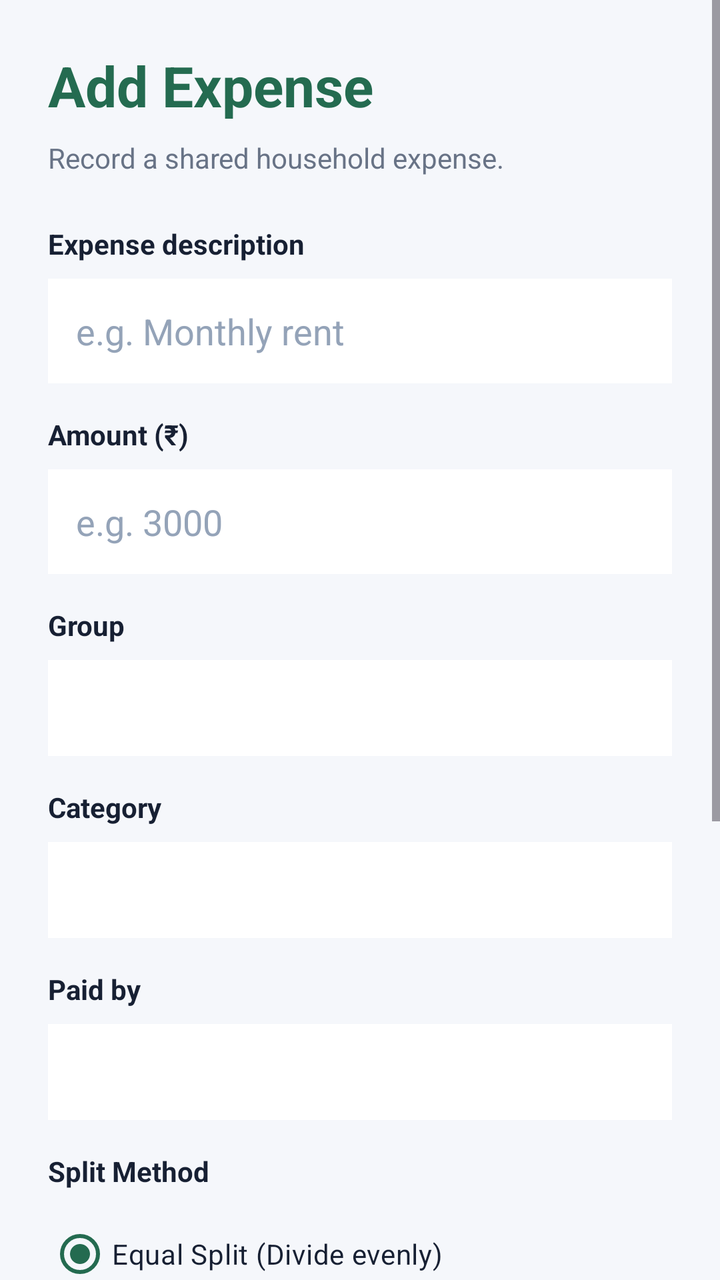
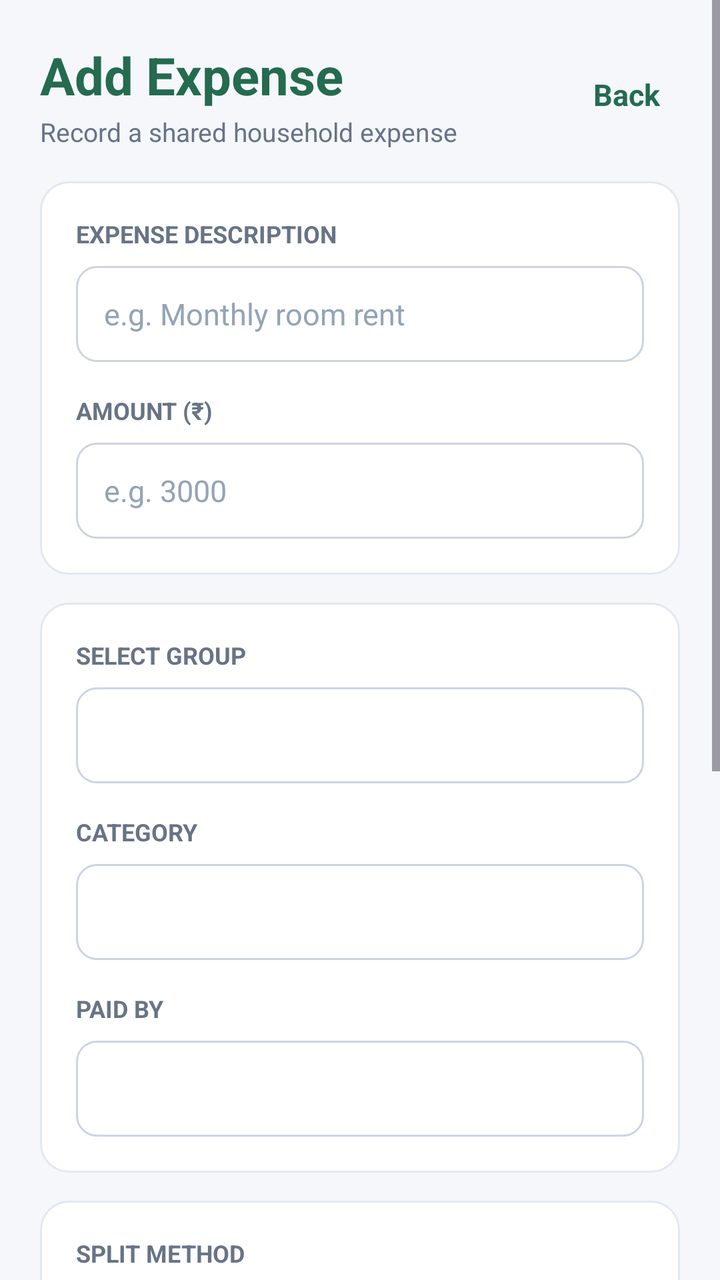

Screens rendered from an Android XML layout before and after an edit, with the pre-edit source and the edit as a unified diff.
<!-- AndroidManifest.xml: application theme Theme.BillSplit -->
<!-- res/layout/activity_add_expense.xml -->
<?xml version="1.0" encoding="utf-8"?>
<ScrollView xmlns:android="http://schemas.android.com/apk/res/android"
    android:layout_width="match_parent"
    android:layout_height="match_parent"
    android:background="#F5F7FB"
    android:fillViewport="true">

    <LinearLayout
        android:layout_width="match_parent"
        android:layout_height="wrap_content"
        android:orientation="vertical"
        android:padding="24dp">

        <TextView
            android:id="@+id/tvTitle"
            android:layout_width="wrap_content"
            android:layout_height="wrap_content"
            android:text="Add Expense"
            android:textColor="#246B50"
            android:textSize="28sp"
            android:textStyle="bold" />

        <TextView
            android:layout_width="wrap_content"
            android:layout_height="wrap_content"
            android:layout_marginTop="8dp"
            android:text="Record a shared household expense."
            android:textColor="#687386"
            android:textSize="14sp" />

        <TextView
            android:layout_width="wrap_content"
            android:layout_height="wrap_content"
            android:layout_marginTop="24dp"
            android:text="Expense description"
            android:textColor="#172033"
            android:textStyle="bold" />

        <EditText
            android:id="@+id/etDescription"
            android:layout_width="match_parent"
            android:layout_height="wrap_content"
            android:layout_marginTop="8dp"
            android:background="#FFFFFF"
            android:hint="e.g. Monthly rent"
            android:inputType="textCapSentences"
            android:padding="14dp"
            android:textColor="#172033"
            android:textColorHint="#94A3B8" />

        <TextView
            android:layout_width="wrap_content"
            android:layout_height="wrap_content"
            android:layout_marginTop="16dp"
            android:text="Amount (₹)"
            android:textColor="#172033"
            android:textStyle="bold" />

        <EditText
            android:id="@+id/etAmount"
            android:layout_width="match_parent"
            android:layout_height="wrap_content"
            android:layout_marginTop="8dp"
            android:background="#FFFFFF"
            android:hint="e.g. 3000"
            android:inputType="numberDecimal"
            android:padding="14dp"
            android:textColor="#172033"
            android:textColorHint="#94A3B8" />

        <TextView
            android:layout_width="wrap_content"
            android:layout_height="wrap_content"
            android:layout_marginTop="16dp"
            android:text="Group"
            android:textColor="#172033"
            android:textStyle="bold" />

        <Spinner
            android:id="@+id/spGroup"
            android:layout_width="match_parent"
            android:layout_height="48dp"
            android:layout_marginTop="8dp"
            android:background="#FFFFFF"
            android:paddingStart="8dp"
            android:paddingEnd="8dp" />

        <TextView
            android:layout_width="wrap_content"
            android:layout_height="wrap_content"
            android:layout_marginTop="16dp"
            android:text="Category"
            android:textColor="#172033"
            android:textStyle="bold" />

        <Spinner
            android:id="@+id/spCategory"
            android:layout_width="match_parent"
            android:layout_height="48dp"
            android:layout_marginTop="8dp"
            android:background="#FFFFFF"
            android:paddingStart="8dp"
            android:paddingEnd="8dp" />

        <TextView
            android:layout_width="wrap_content"
            android:layout_height="wrap_content"
            android:layout_marginTop="16dp"
            android:text="Paid by"
            android:textColor="#172033"
            android:textStyle="bold" />

        <Spinner
            android:id="@+id/spPaidBy"
            android:layout_width="match_parent"
            android:layout_height="48dp"
            android:layout_marginTop="8dp"
            android:background="#FFFFFF"
            android:paddingStart="8dp"
            android:paddingEnd="8dp" />

        <TextView
            android:layout_width="wrap_content"
            android:layout_height="wrap_content"
            android:layout_marginTop="16dp"
            android:text="Split Method"
            android:textColor="#172033"
            android:textStyle="bold" />

        <RadioGroup
            android:id="@+id/rgSplitType"
            android:layout_width="match_parent"
            android:layout_height="wrap_content"
            android:layout_marginTop="8dp"
            android:orientation="vertical">

            <RadioButton
                android:id="@+id/rbEqualSplit"
                android:layout_width="wrap_content"
                android:layout_height="wrap_content"
                android:checked="true"
                android:text="Equal Split (Divide evenly)"
                android:textColor="#172033" />

            <RadioButton
                android:id="@+id/rbCustomAmount"
                android:layout_width="wrap_content"
                android:layout_height="wrap_content"
                android:text="Exact Amount per member"
                android:textColor="#172033" />

            <RadioButton
                android:id="@+id/rbPercentage"
                android:layout_width="wrap_content"
                android:layout_height="wrap_content"
                android:text="Percentage Split (%)"
                android:textColor="#172033" />
        </RadioGroup>

        
        <LinearLayout
            android:id="@+id/llCustomInputs"
            android:layout_width="match_parent"
            android:layout_height="wrap_content"
            android:layout_marginTop="12dp"
            android:orientation="vertical"
            android:visibility="gone" />

        <TextView
            android:id="@+id/tvRemainingStatus"
            android:layout_width="match_parent"
            android:layout_height="wrap_content"
            android:layout_marginTop="8dp"
            android:textColor="#C24141"
            android:textSize="14sp"
            android:textStyle="bold"
            android:visibility="gone" />

        
        <TextView
            android:id="@+id/tvSplitPreview"
            android:layout_width="match_parent"
            android:layout_height="wrap_content"
            android:layout_marginTop="16dp"
            android:background="#E0F2E9"
            android:lineSpacingExtra="4dp"
            android:padding="16dp"
            android:text="Member Shares:\n• Each person's share: ₹0.00"
            android:textColor="#246B50"
            android:textSize="15sp"
            android:textStyle="bold" />

        <Button
            android:id="@+id/btnSaveExpense"
            android:layout_width="match_parent"
            android:layout_height="56dp"
            android:layout_marginTop="24dp"
            android:backgroundTint="#246B50"
            android:text="Save Expense"
            android:textAllCaps="false"
            android:textColor="#FFFFFF"
            android:textSize="16sp" />

        <Button
            android:id="@+id/btnCancel"
            android:layout_width="match_parent"
            android:layout_height="48dp"
            android:layout_marginTop="8dp"
            android:text="Cancel"
            android:textAllCaps="false" />

    </LinearLayout>
</ScrollView>
<!-- resources referenced by this layout -->
<resources>
  <style name="Theme.BillSplit" parent="Base.Theme.BillSplit" />
  <style name="Base.Theme.BillSplit" parent="Theme.Material3.Light.NoActionBar">
          <item name="android:windowBackground">#F5F7FB</item>
          <item name="colorPrimary">#246B50</item>
          <item name="android:forceDarkAllowed" tools:targetApi="q">false</item>
      </style>
</resources>

<!-- the commit's change to res/layout/activity_add_expense.xml (unified diff, before → after) -->
@@ -9,205 +9,277 @@
         android:layout_width="match_parent"
         android:layout_height="wrap_content"
         android:orientation="vertical"
-        android:padding="24dp">
-
-        <TextView
-            android:id="@+id/tvTitle"
-            android:layout_width="wrap_content"
-            android:layout_height="wrap_content"
-            android:text="Add Expense"
-            android:textColor="#246B50"
-            android:textSize="28sp"
-            android:textStyle="bold" />
-
-        <TextView
-            android:layout_width="wrap_content"
-            android:layout_height="wrap_content"
-            android:layout_marginTop="8dp"
-            android:text="Record a shared household expense."
-            android:textColor="#687386"
-            android:textSize="14sp" />
-
-        <TextView
-            android:layout_width="wrap_content"
-            android:layout_height="wrap_content"
-            android:layout_marginTop="24dp"
-            android:text="Expense description"
-            android:textColor="#172033"
-            android:textStyle="bold" />
-
-        <EditText
-            android:id="@+id/etDescription"
-            android:layout_width="match_parent"
-            android:layout_height="wrap_content"
-            android:layout_marginTop="8dp"
-            android:background="#FFFFFF"
-            android:hint="e.g. Monthly rent"
-            android:inputType="textCapSentences"
-            android:padding="14dp"
-            android:textColor="#172033"
-            android:textColorHint="#94A3B8" />
-
-        <TextView
-            android:layout_width="wrap_content"
+        android:padding="20dp">
+
+        
+        <LinearLayout
+            android:layout_width="match_parent"
+            android:layout_height="wrap_content"
+            android:gravity="center_vertical"
+            android:orientation="horizontal">
+
+            <LinearLayout
+                android:layout_width="0dp"
+                android:layout_height="wrap_content"
+                android:layout_weight="1"
+                android:orientation="vertical">
+
+                <TextView
+                    android:id="@+id/tvTitle"
+                    android:layout_width="wrap_content"
+                    android:layout_height="wrap_content"
+                    android:text="Add Expense"
+                    android:textColor="#246B50"
+                    android:textSize="26sp"
+                    android:textStyle="bold" />
+
+                <TextView
+                    android:layout_width="wrap_content"
+                    android:layout_height="wrap_content"
+                    android:layout_marginTop="2dp"
+                    android:text="Record a shared household expense"
+                    android:textColor="#687386"
+                    android:textSize="13sp" />
+            </LinearLayout>
+
+            <TextView
+                android:id="@+id/btnHeaderBack"
+                android:layout_width="wrap_content"
+                android:layout_height="wrap_content"
+                android:background="?attr/selectableItemBackground"
+                android:clickable="true"
+                android:focusable="true"
+                android:padding="10dp"
+                android:text="Back"
+                android:textColor="#246B50"
+                android:textSize="15sp"
+                android:textStyle="bold" />
+        </LinearLayout>
+
+        
+        <LinearLayout
+            android:layout_width="match_parent"
             android:layout_height="wrap_content"
             android:layout_marginTop="16dp"
-            android:text="Amount (₹)"
-            android:textColor="#172033"
-            android:textStyle="bold" />
-
-        <EditText
-            android:id="@+id/etAmount"
-            android:layout_width="match_parent"
-            android:layout_height="wrap_content"
-            android:layout_marginTop="8dp"
-            android:background="#FFFFFF"
-            android:hint="e.g. 3000"
-            android:inputType="numberDecimal"
-            android:padding="14dp"
-            android:textColor="#172033"
-            android:textColorHint="#94A3B8" />
-
-        <TextView
-            android:layout_width="wrap_content"
-            android:layout_height="wrap_content"
-            android:layout_marginTop="16dp"
-            android:text="Group"
-            android:textColor="#172033"
-            android:textStyle="bold" />
-
-        <Spinner
-            android:id="@+id/spGroup"
-            android:layout_width="match_parent"
-            android:layout_height="48dp"
-            android:layout_marginTop="8dp"
-            android:background="#FFFFFF"
-            android:paddingStart="8dp"
-            android:paddingEnd="8dp" />
-
-        <TextView
-            android:layout_width="wrap_content"
-            android:layout_height="wrap_content"
-            android:layout_marginTop="16dp"
-            android:text="Category"
-            android:textColor="#172033"
-            android:textStyle="bold" />
-
-        <Spinner
-            android:id="@+id/spCategory"
-            android:layout_width="match_parent"
-            android:layout_height="48dp"
-            android:layout_marginTop="8dp"
-            android:background="#FFFFFF"
-            android:paddingStart="8dp"
-            android:paddingEnd="8dp" />
-
-        <TextView
-            android:layout_width="wrap_content"
-            android:layout_height="wrap_content"
-            android:layout_marginTop="16dp"
-            android:text="Paid by"
-            android:textColor="#172033"
-            android:textStyle="bold" />
-
-        <Spinner
-            android:id="@+id/spPaidBy"
-            android:layout_width="match_parent"
-            android:layout_height="48dp"
-            android:layout_marginTop="8dp"
-            android:background="#FFFFFF"
-            android:paddingStart="8dp"
-            android:paddingEnd="8dp" />
-
-        <TextView
-            android:layout_width="wrap_content"
-            android:layout_height="wrap_content"
-            android:layout_marginTop="16dp"
-            android:text="Split Method"
-            android:textColor="#172033"
-            android:textStyle="bold" />
-
-        <RadioGroup
-            android:id="@+id/rgSplitType"
-            android:layout_width="match_parent"
-            android:layout_height="wrap_content"
-            android:layout_marginTop="8dp"
-            android:orientation="vertical">
-
-            <RadioButton
-                android:id="@+id/rbEqualSplit"
-                android:layout_width="wrap_content"
-                android:layout_height="wrap_content"
-                android:checked="true"
-                android:text="Equal Split (Divide evenly)"
-                android:textColor="#172033" />
-
-            <RadioButton
-                android:id="@+id/rbCustomAmount"
-                android:layout_width="wrap_content"
-                android:layout_height="wrap_content"
-                android:text="Exact Amount per member"
-                android:textColor="#172033" />
-
-            <RadioButton
-                android:id="@+id/rbPercentage"
-                android:layout_width="wrap_content"
-                android:layout_height="wrap_content"
-                android:text="Percentage Split (%)"
-                android:textColor="#172033" />
-        </RadioGroup>
-
-        
-        <LinearLayout
-            android:id="@+id/llCustomInputs"
-            android:layout_width="match_parent"
-            android:layout_height="wrap_content"
-            android:layout_marginTop="12dp"
+            android:background="@drawable/bg_card"
             android:orientation="vertical"
-            android:visibility="gone" />
-
-        <TextView
-            android:id="@+id/tvRemainingStatus"
-            android:layout_width="match_parent"
-            android:layout_height="wrap_content"
-            android:layout_marginTop="8dp"
-            android:textColor="#C24141"
-            android:textSize="14sp"
-            android:textStyle="bold"
-            android:visibility="gone" />
+            android:padding="18dp">
+
+            <TextView
+                android:layout_width="wrap_content"
+                android:layout_height="wrap_content"
+                android:text="EXPENSE DESCRIPTION"
+                android:textColor="#687386"
+                android:textSize="12sp"
+                android:textStyle="bold" />
+
+            <EditText
+                android:id="@+id/etDescription"
+                android:layout_width="match_parent"
+                android:layout_height="48dp"
+                android:layout_marginTop="8dp"
+                android:background="@drawable/bg_input_field"
+                android:hint="e.g. Monthly room rent"
+                android:inputType="textCapSentences"
+                android:paddingStart="14dp"
+                android:paddingEnd="14dp"
+                android:textColor="#172033"
+                android:textColorHint="#94A3B8"
+                android:textSize="15sp" />
+
+            <TextView
+                android:layout_width="wrap_content"
+                android:layout_height="wrap_content"
+                android:layout_marginTop="16dp"
+                android:text="AMOUNT (₹)"
+                android:textColor="#687386"
+                android:textSize="12sp"
+                android:textStyle="bold" />
+
+            <EditText
+                android:id="@+id/etAmount"
+                android:layout_width="match_parent"
+                android:layout_height="48dp"
+                android:layout_marginTop="8dp"
+                android:background="@drawable/bg_input_field"
+                android:hint="e.g. 3000"
+                android:inputType="numberDecimal"
+                android:paddingStart="14dp"
+                android:paddingEnd="14dp"
+                android:textColor="#172033"
+                android:textColorHint="#94A3B8"
+                android:textSize="15sp" />
+        </LinearLayout>
+
+        
+        <LinearLayout
+            android:layout_width="match_parent"
+            android:layout_height="wrap_content"
+            android:layout_marginTop="14dp"
+            android:background="@drawable/bg_card"
+            android:orientation="vertical"
+            android:padding="18dp">
+
+            <TextView
+                android:layout_width="wrap_content"
+                android:layout_height="wrap_content"
+                android:text="SELECT GROUP"
+                android:textColor="#687386"
+                android:textSize="12sp"
+                android:textStyle="bold" />
+
+            <Spinner
+                android:id="@+id/spGroup"
+                android:layout_width="match_parent"
+                android:layout_height="48dp"
+                android:layout_marginTop="8dp"
+                android:background="@drawable/bg_input_field"
+                android:paddingStart="10dp"
+                android:paddingEnd="10dp" />
+
+            <TextView
+                android:layout_width="wrap_content"
+                android:layout_height="wrap_content"
+                android:layout_marginTop="16dp"
+                android:text="CATEGORY"
+                android:textColor="#687386"
+                android:textSize="12sp"
+                android:textStyle="bold" />
+
+            <Spinner
+                android:id="@+id/spCategory"
+                android:layout_width="match_parent"
+                android:layout_height="48dp"
+                android:layout_marginTop="8dp"
+                android:background="@drawable/bg_input_field"
+                android:paddingStart="10dp"
+                android:paddingEnd="10dp" />
+
+            <TextView
+                android:layout_width="wrap_content"
+                android:layout_height="wrap_content"
+                android:layout_marginTop="16dp"
+                android:text="PAID BY"
+                android:textColor="#687386"
+                android:textSize="12sp"
+                android:textStyle="bold" />
+
+            <Spinner
+                android:id="@+id/spPaidBy"
+                android:layout_width="match_parent"
+                android:layout_height="48dp"
+                android:layout_marginTop="8dp"
+                android:background="@drawable/bg_input_field"
+                android:paddingStart="10dp"
+                android:paddingEnd="10dp" />
+        </LinearLayout>
+
+        
+        <LinearLayout
+            android:layout_width="match_parent"
+            android:layout_height="wrap_content"
+            android:layout_marginTop="14dp"
+            android:background="@drawable/bg_card"
+            android:orientation="vertical"
+            android:padding="18dp">
+
+            <TextView
+                android:layout_width="wrap_content"
+                android:layout_height="wrap_content"
+                android:text="SPLIT METHOD"
+                android:textColor="#687386"
+                android:textSize="12sp"
+                android:textStyle="bold" />
+
+            <RadioGroup
+                android:id="@+id/rgSplitType"
+                android:layout_width="match_parent"
+                android:layout_height="wrap_content"
+                android:layout_marginTop="8dp"
+                android:orientation="vertical">
+
+                <RadioButton
+                    android:id="@+id/rbEqualSplit"
+                    android:layout_width="wrap_content"
+                    android:layout_height="wrap_content"
+                    android:checked="true"
+                    android:text="Equal Split (Divide evenly)"
+                    android:textColor="#172033"
+                    android:textSize="14sp" />
+
+                <RadioButton
+                    android:id="@+id/rbCustomAmount"
+                    android:layout_width="wrap_content"
+                    android:layout_height="wrap_content"
+                    android:text="Exact Amount per member"
+                    android:textColor="#172033"
+                    android:textSize="14sp" />
+
+                <RadioButton
+                    android:id="@+id/rbPercentage"
+                    android:layout_width="wrap_content"
+                    android:layout_height="wrap_content"
+                    android:text="Percentage Split (%)"
+                    android:textColor="#172033"
+                    android:textSize="14sp" />
+            </RadioGroup>
+
+            
+            <LinearLayout
+                android:id="@+id/llCustomInputs"
+                android:layout_width="match_parent"
+                android:layout_height="wrap_content"
+                android:layout_marginTop="12dp"
+                android:orientation="vertical"
+                android:visibility="gone" />
+
+            <TextView
+                android:id="@+id/tvRemainingStatus"
+                android:layout_width="match_parent"
+                android:layout_height="wrap_content"
+                android:layout_marginTop="10dp"
+                android:textColor="#C24141"
+                android:textSize="13sp"
+                android:textStyle="bold"
+                android:visibility="gone" />
+        </LinearLayout>
 
         
         <TextView
             android:id="@+id/tvSplitPreview"
             android:layout_width="match_parent"
             android:layout_height="wrap_content"
-            android:layout_marginTop="16dp"
-            android:background="#E0F2E9"
+            android:layout_marginTop="14dp"
+            android:background="@drawable/bg_preview_card"
             android:lineSpacingExtra="4dp"
             android:padding="16dp"
             android:text="Member Shares:\n• Each person's share: ₹0.00"
             android:textColor="#246B50"
-            android:textSize="15sp"
+            android:textSize="14sp"
             android:textStyle="bold" />
 
+        
         <Button
             android:id="@+id/btnSaveExpense"
             android:layout_width="match_parent"
-            android:layout_height="56dp"
-            android:layout_marginTop="24dp"
+            android:layout_height="52dp"
+            android:layout_marginTop="20dp"
             android:backgroundTint="#246B50"
             android:text="Save Expense"
             android:textAllCaps="false"
             android:textColor="#FFFFFF"
-            android:textSize="16sp" />
+            android:textSize="15sp" />
 
         <Button
             android:id="@+id/btnCancel"
+            style="@style/Widget.Material3.Button.OutlinedButton"
             android:layout_width="match_parent"
             android:layout_height="48dp"
             android:layout_marginTop="8dp"
+            android:layout_marginBottom="24dp"
             android:text="Cancel"
-            android:textAllCaps="false" />
+            android:textAllCaps="false"
+            android:textColor="#687386" />
 
     </LinearLayout>
 </ScrollView>
<!-- resource entries referenced after the edit -->
@@ -1,5 +1,35 @@
 <!-- resources referenced by this layout -->
 <resources>
+  <!-- drawable bg_card (drawable) -->
+  <?xml version="1.0" encoding="utf-8"?>
+  <shape xmlns:android="http://schemas.android.com/apk/res/android"
+      android:shape="rectangle">
+      <solid android:color="#FFFFFF" />
+      <stroke
+          android:width="1dp"
+          android:color="#E2E8F0" />
+      <corners android:radius="14dp" />
+  </shape>
+  <!-- drawable bg_input_field (drawable) -->
+  <?xml version="1.0" encoding="utf-8"?>
+  <shape xmlns:android="http://schemas.android.com/apk/res/android"
+      android:shape="rectangle">
+      <solid android:color="#FFFFFF" />
+      <stroke
+          android:width="1dp"
+          android:color="#CBD5E1" />
+      <corners android:radius="10dp" />
+  </shape>
+  <!-- drawable bg_preview_card (drawable) -->
+  <?xml version="1.0" encoding="utf-8"?>
+  <shape xmlns:android="http://schemas.android.com/apk/res/android"
+      android:shape="rectangle">
+      <solid android:color="#E0F2E9" />
+      <stroke
+          android:width="1dp"
+          android:color="#A3E2C3" />
+      <corners android:radius="14dp" />
+  </shape>
   <style name="Theme.BillSplit" parent="Base.Theme.BillSplit" />
   <style name="Base.Theme.BillSplit" parent="Theme.Material3.Light.NoActionBar">
           <item name="android:windowBackground">#F5F7FB</item>
